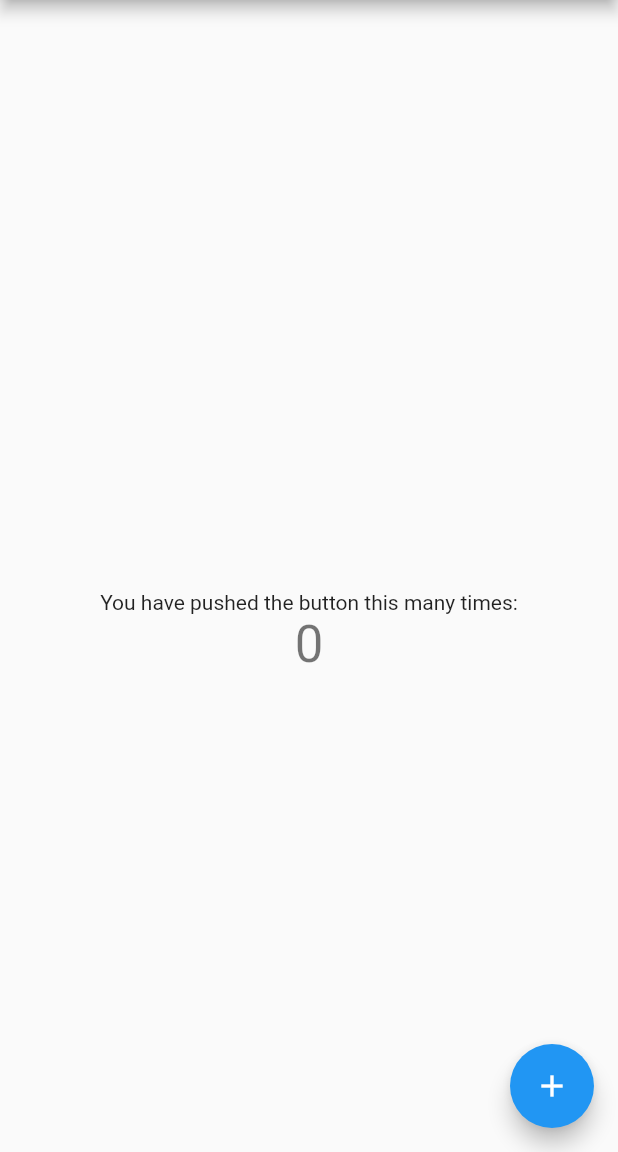
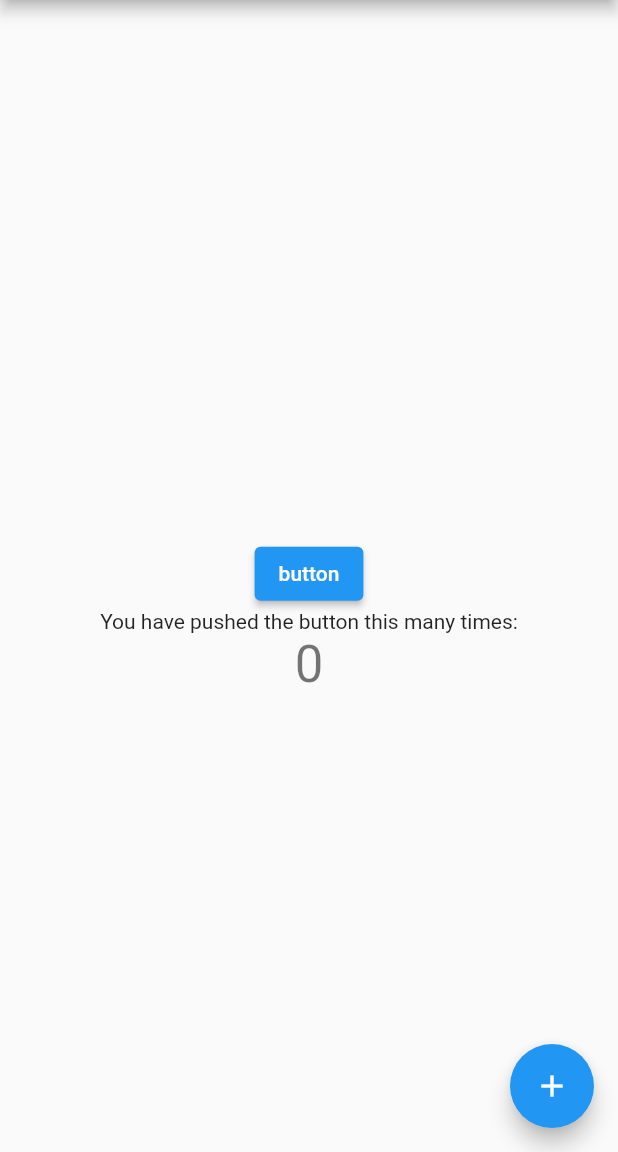
Before and after one commit to ashiqurrahmantamim/TextField, a Flutter app: the screen it shows after launch, on a phone screen of 412 x 824 dp, the part 84-1236 px from its top. Run offline on Flutter 3.47's test engine with Material 2 defaults, Android fonts, the phone set to English and light mode, and no system bars.

Commit message:
some changes

```diff
--- a/lib/main.dart
+++ b/lib/main.dart
@@ -98,9 +98,8 @@ class _MyHomePageState extends State<MyHomePage> {
 
             Container(height: 15,width: double.infinity,),
             Container(height: 15,width: double.infinity,),
-            Container(height: 15,width: double.infinity,),
-            Container(height: 15,width: double.infinity,),
-            Container(height: 15,width: double.infinity,),
+            SizedBox(height:23),
+            ElevatedButton(onPressed:(){},child:Text("button")),
             const Text(
               'You have pushed the button this many times:',
             ),
```
